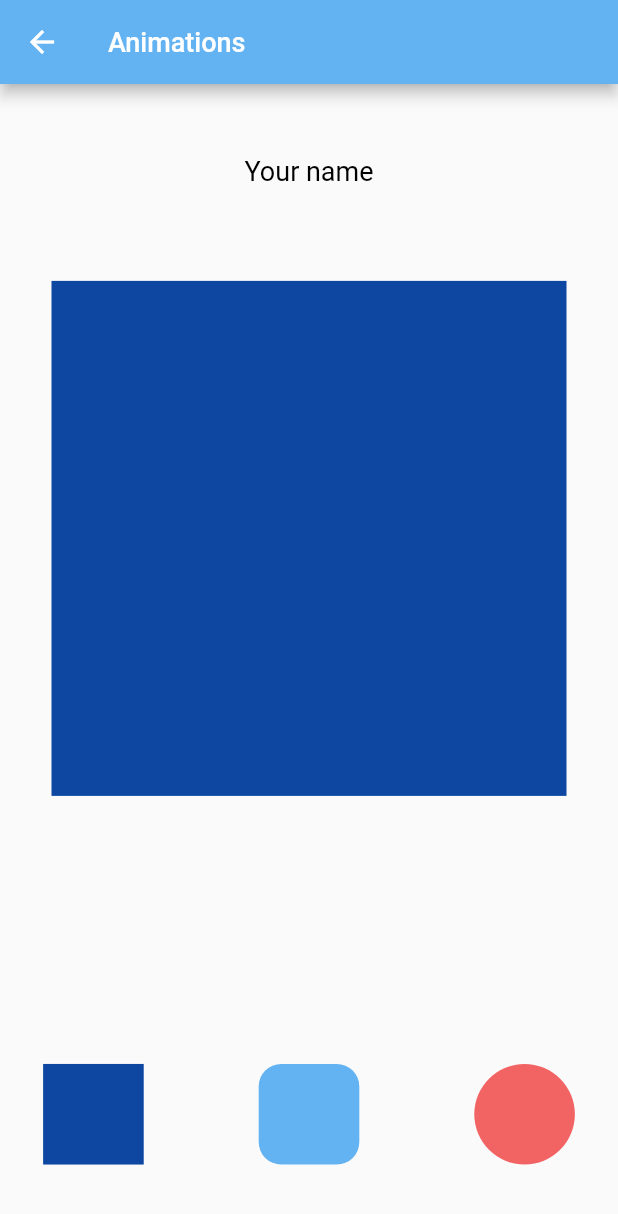
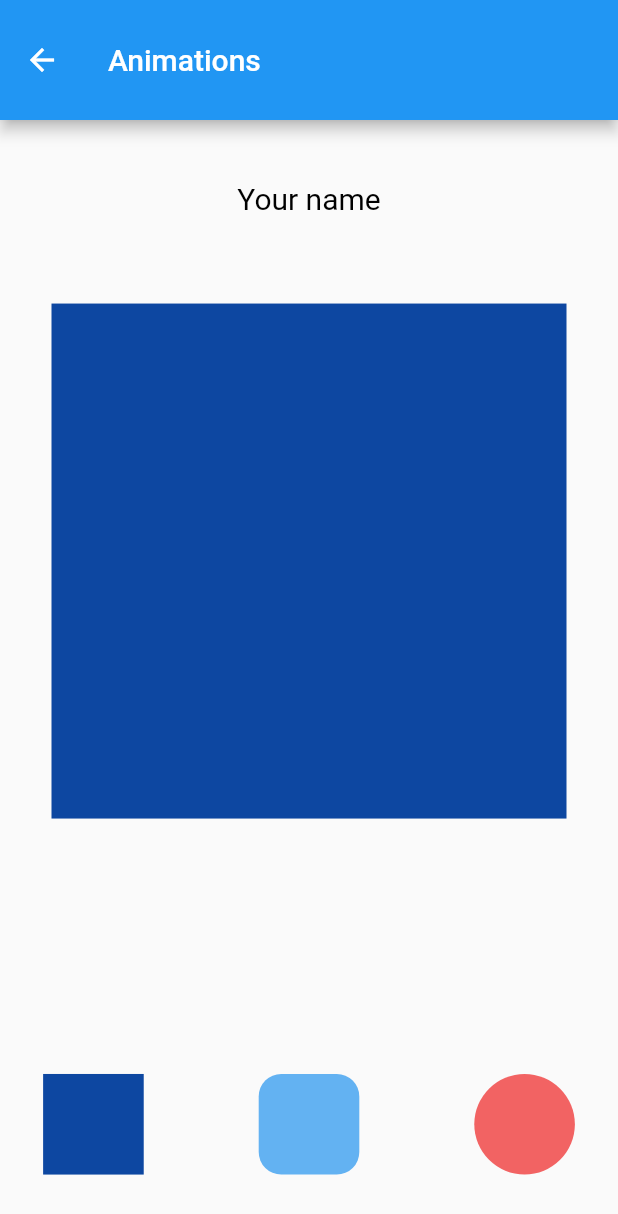
Before and after one commit to shadihas/sample_of_myWork, a Flutter app: the screen it shows after launch, after a tap on "Go to page 1", on a phone screen of 412 x 824 dp. Shown: the top 1214 px of the screen. Run offline on Flutter 3.47's test engine with Material 2 defaults, Android fonts, the phone set to English and light mode, and no system bars; our stand-ins replace bloc, cached_network_image, connectivity_plus, flutter_bloc, shimmer; network calls fail; Roboto replaces fonts that are missing (inter-R).

Commit message:
- Created the repository file (`pokemons_repo.dart`) to handle fetching Pokémon data from the API. - Defined the Pokémon model (`pokemons_model.dart`) to represent the fetched data.
- Implemented the PokémonBloc to manage the state and business logic for displaying the list of Pokémon.

```diff
--- /dev/null
+++ b/lib/application/home/logic/pokemons_bloc/bloc/pokemons_event.dart
@@ -0,0 +1,8 @@
+part of 'pokemons_bloc.dart';
+
+@immutable
+abstract class PokemonsEvent {}
+
+class GetPokemonsSubmittedEvent extends PokemonsEvent{
+
+}
--- /dev/null
+++ b/lib/application/home/logic/pokemons_bloc/bloc/pokemons_state.dart
@@ -0,0 +1,17 @@
+part of 'pokemons_bloc.dart';
+
+@immutable
+abstract class PokemonsState {}
+
+class PokemonsInitial extends PokemonsState {}
+class PokemonsLoadingState extends PokemonsState {}
+class PokemonsFetchedSuccessfullyState extends PokemonsState {
+ final List<Result> response;
+ final List<int> pokemonsIdList;
+ PokemonsFetchedSuccessfullyState({required this.response, required this.pokemonsIdList});
+}
+class PokemonsFailedState extends PokemonsState {
+  final String message;
+
+  PokemonsFailedState({required this.message});
+}
--- /dev/null
+++ b/lib/application/home/models/pokemons_model.dart
@@ -0,0 +1,47 @@
+class PokemonsModel {
+    int? count;
+    String? next;
+    dynamic previous;
+    List<Result> results;
+
+    PokemonsModel({
+        required this.count,
+        required this.next,
+        required this.previous,
+        required this.results,
+    });
+
+    factory PokemonsModel.fromJson(Map<String, dynamic> json) => PokemonsModel(
+        count: json["count"] ?? 0,
+        next: json["next"] ?? " ",
+        previous: json["previous"] ?? " ",
+        results: List<Result>.from(json["results"].map((x) => Result.fromJson(x))),
+    );
+
+    Map<String, dynamic> toJson() => {
+        "count": count,
+        "next": next,
+        "previous": previous,
+        "results": List<dynamic>.from(results.map((x) => x.toJson())),
+    };
+}
+
+class Result {
+    String name;
+    String url;
+
+    Result({
+        required this.name,
+        required this.url,
+    });
+
+    factory Result.fromJson(Map<String, dynamic> json) => Result(
+        name: json["name"],
+        url: json["url"],
+    );
+
+    Map<String, dynamic> toJson() => {
+        "name": name,
+        "url": url,
+    };
+}
--- /dev/null
+++ b/lib/application/home/repositories/pokemons_repo.dart
@@ -0,0 +1,27 @@
+import 'package:tech_t/application/home/models/pokemons_model.dart';
+
+import '../../../core/data/remote_data/network_client_http.dart';
+import '../../../core/utils/utils.dart';
+
+abstract class PokemonsRepository{
+  Future<List<Result>?> getPokemonsList();
+
+}
+
+class PokemonsRepositoryImpl extends PokemonsRepository{
+  final NetworkClient networkClient;
+  PokemonsRepositoryImpl({required this.networkClient});
+
+  @override
+  Future<List<Result>?> getPokemonsList() async{
+  Iterable res = (await networkClient
+        .handleResponse(await networkClient.buildHttpResponse(
+      Constants.GET_POKEMONS_LIST_ENDPOINT,
+      method: HttpMethod.GET,
+      queryParameters: {"limit": "20"},
+    )))['results'];
+    print(res);
+    return res.map((e) => Result.fromJson(e)).toList();
+  }
+
+}
--- a/lib/application/home/screens/animations_screen.dart
+++ b/lib/application/home/screens/animations_screen.dart
@@ -7,17 +7,18 @@ import '../logic/text_home_bloc/bloc/text_home_bloc.dart';
 import '../widgets/custom_app_bar.dart';
 
 class AnimationsScreen extends StatelessWidget {
-  double containerSize = Dimensions.screenWidth / 1.2;
+
 
   @override
   Widget build(BuildContext context) {
+     double containerSize = Dimensions.screenWidth / 1.2;
     Bloc animationsBloc = BlocProvider.of<AnimationsBloc>(context);
     return Scaffold(
-      appBar: customAppBar(title: "Animations"),
+      appBar: customAppBar(title: "Animations", context: context),
       body: Center(
         child: SingleChildScrollView(
           child: SizedBox(
-            height: Dimensions.screenHeight - 80,
+            height: Dimensions.screenHeight -(Dimensions.screenHeight* 0.11),
             child: Column(
                mainAxisAlignment: MainAxisAlignment.spaceBetween,
               children: [
--- a/lib/application/home/screens/home_screen.dart
+++ b/lib/application/home/screens/home_screen.dart
@@ -18,11 +18,10 @@ class HomeScreen extends StatelessWidget {
     return GestureDetector(
       onTap: () => FocusManager.instance.primaryFocus?.unfocus(),
       child: Scaffold(
-        appBar: customAppBar(title: "Home"),
+        appBar: customAppBar(title: "Home" ,context: context),
         body: SingleChildScrollView(
           child: SizedBox(
-            // 80 is the app bar height
-            height: Dimensions.screenHeight-80,
+            height: Dimensions.screenHeight- 80,
             child: Column(
               children: [
                 Column(
@@ -76,7 +75,8 @@ class HomeScreen extends StatelessWidget {
                       SizedBox(height: 20.h),
                       CustomHomeButton(
                         onTap: () {
-                          Navigator.of(context).pushNamed(AppRouter.pokemonsScreen);
+
+                           Navigator.of(context).pushNamed(AppRouter.pokemonsScreen);
                         },
                         buttonColor: AppColors.lightBlueColor,
                         text: "Go to page 2",
--- a/lib/application/home/screens/splash_screen.dart
+++ b/lib/application/home/screens/splash_screen.dart
@@ -21,7 +21,7 @@ class _SplashScreenState extends State<SplashScreen> {
   }
 
 void goToHomeScreenAfter3Seconds(){
-    Timer(const Duration(seconds: 0), () {
+    Timer(const Duration(seconds: 3), () {
       Navigator.of(context).pushReplacement(MaterialPageRoute(builder: (context) {
         return const HomeScreen();
       },));
@@ -29,7 +29,7 @@ void goToHomeScreenAfter3Seconds(){
   }
   @override
   Widget build(BuildContext context) {
-    Dimensions dimensions = Dimensions();
+    Dimensions dimensions =  Dimensions();
     double screenHeight = MediaQuery.of(context).size.height;
     double screenWidth = MediaQuery.of(context).size.width;
     dimensions.getScreenDimensions(screenWidth, screenHeight);
--- a/lib/application/home/widgets/custom_app_bar.dart
+++ b/lib/application/home/widgets/custom_app_bar.dart
@@ -2,9 +2,8 @@
 
 import '../../../core/utils/utils.dart';
 
-AppBar customAppBar({required String title}) {
+AppBar customAppBar({required String title ,required BuildContext context}) {
     return AppBar(
-
-      backgroundColor: AppColors.lightBlueColor,
-      title: Text(title,style: AppFontStyle.appTextStyle(color: AppColors.wightColor)),);
+       toolbarHeight: 80,
+    title:  Text(title,style: AppFontStyle.appTextStyle(color: AppColors.wightColor)));
   }
--- a/lib/core/utils/appFonts.dart
+++ b/lib/core/utils/appFonts.dart
@@ -22,7 +22,7 @@ class AppFontStyle{
   static  TextStyle appTextStyle({required Color color}) {
      return TextStyle(
                         fontFamily: AppFontFamily.interRegular,
-                        fontSize: AppFontSize.mediumSize,
+                        fontSize: AppFontSize.bigSize,
                         color:color);
   }
 }
--- a/lib/core/utils/constants.dart
+++ b/lib/core/utils/constants.dart
@@ -2,5 +2,7 @@
 part of utils;
 
 class Constants{
-  static const String BASE_URL = "";
+  static const String BASE_URL = "https://pokeapi.co/api/v2/";
+  static const String GET_POKEMONS_LIST_ENDPOINT = "pokemon";
+  static String pokemonsImagesURL({required int id}) => "https://raw.githubusercontent.com/PokeAPI/sprites/master/sprites/pokemon/$id.png";
 }
--- a/lib/core/utils/dimensions.dart
+++ b/lib/core/utils/dimensions.dart
@@ -16,11 +16,11 @@ static final double defaultHeight = 925;
 }
 
 extension PercentSized on int {
-  double get h => ((this * Dimensions.screenHeight) / Dimensions.defaultHeight);
+  double get h => ((this * MediaQueryData.fromWindow(WidgetsBinding.instance.window).size.height) / Dimensions.defaultHeight);
 
-  double get w => ((this * Dimensions.screenWidth) / Dimensions.defaultWidth);
+  double get w => ((this * MediaQueryData.fromWindow(WidgetsBinding.instance.window).size.width) / Dimensions.defaultWidth);
 
   double get sp =>
-      ((Dimensions.screenWidth * Dimensions.screenHeight) * this) /
+      ((MediaQueryData.fromWindow(WidgetsBinding.instance.window).size.width * MediaQueryData.fromWindow(WidgetsBinding.instance.window).size.height) * this) /
       (Dimensions.defaultHeight * Dimensions.defaultWidth);
 }
--- a/lib/main.dart
+++ b/lib/main.dart
@@ -1,8 +1,11 @@
 import 'package:flutter/material.dart';
 import 'package:flutter_bloc/flutter_bloc.dart';
 import 'package:tech_t/application/home/logic/animations_bloc/bloc/animations_bloc.dart';
+import 'package:tech_t/application/home/logic/pokemons_bloc/bloc/pokemons_bloc.dart';
 import 'package:tech_t/application/home/logic/text_home_bloc/bloc/text_home_bloc.dart';
+import 'package:tech_t/application/home/repositories/pokemons_repo.dart';
 import 'package:tech_t/application/home/screens/splash_screen.dart';
+import 'package:tech_t/core/data/remote_data/network_client_http.dart';
 import 'package:tech_t/router/app_router.dart';
 
 void main() {
@@ -21,6 +24,9 @@ class MyApp extends StatelessWidget {
         BlocProvider(
           create: (context) => AnimationsBloc(),
         ),
+        BlocProvider(
+          create: (context) => PokemonsBloc(pokemonsRepository: PokemonsRepositoryImpl(networkClient: NetworkClientHttp())),
+        ),
       ],
       child: MaterialApp(
           builder: (context, child) {
--- a/pubspec.yaml
+++ b/pubspec.yaml
@@ -38,6 +38,8 @@ dependencies:
   http: ^0.13.6
   connectivity_plus: ^4.0.2
   flutter_bloc: ^8.1.3
+  cached_network_image: ^3.2.3
+  shimmer: ^3.0.0
 
 dev_dependencies:
   flutter_test:
```
Also changed, not shown: lib/application/home/logic/pokemons_bloc/bloc/pokemons_bloc.dart (added, +34 -0 lines), lib/application/home/screens/pokemons_screen.dart (+107 -26 lines), pubspec.lock, 1 other file.
